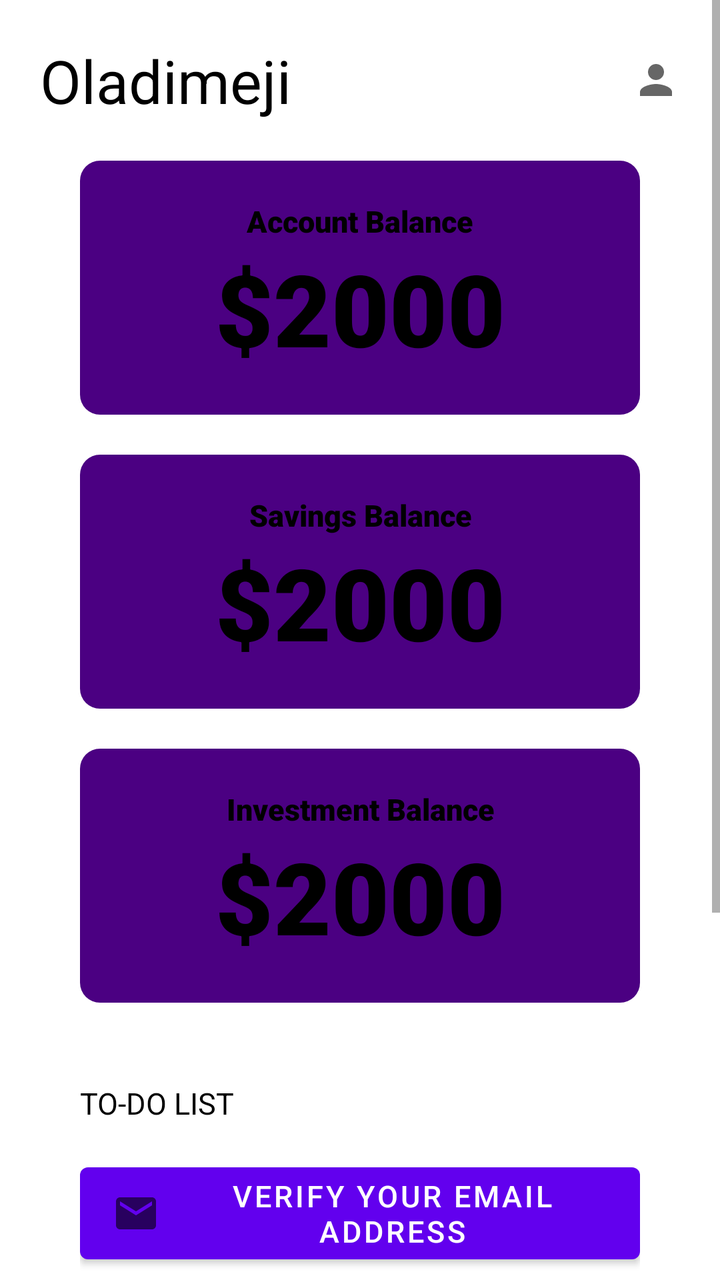
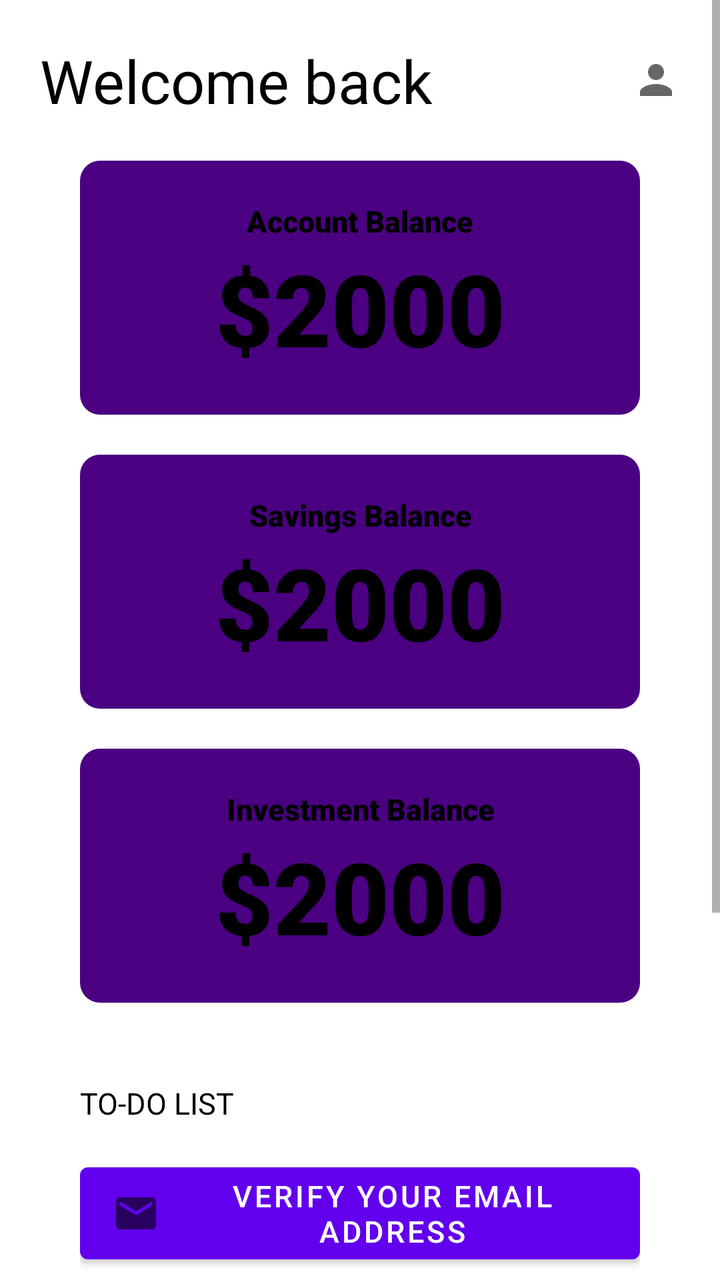

An Android layout rendered at two revisions. The XML below is the earlier revision; the diff shows what the commit changed to produce the second picture.
<!-- AndroidManifest.xml: application theme Theme.Investment -->
<!-- res/layout/fragment_home.xml -->
<?xml version="1.0" encoding="utf-8"?>
<FrameLayout xmlns:android="http://schemas.android.com/apk/res/android"
    xmlns:app="http://schemas.android.com/apk/res-auto"
    xmlns:tools="http://schemas.android.com/tools"
    android:layout_width="match_parent"
    android:layout_height="match_parent"
    tools:context=".fragments.Home">

    <ScrollView
        android:layout_width="match_parent"
        android:layout_height="match_parent">

        <androidx.constraintlayout.widget.ConstraintLayout
            android:layout_width="match_parent"
            android:layout_height="wrap_content"
            android:padding="20dp">

            <TextView
                android:id="@+id/user_name"
                android:layout_width="match_parent"
                android:layout_height="match_parent"
                android:text="Oladimeji"
                android:textSize="30dp"
                app:layout_constraintEnd_toEndOf="parent"
                app:layout_constraintStart_toStartOf="parent"
                app:layout_constraintTop_toTopOf="parent"
                app:drawableEndCompat="@drawable/profile_icon" />

            <androidx.constraintlayout.widget.ConstraintLayout
                android:id="@+id/acct_balance_layout"
                android:layout_width="match_parent"
                android:layout_height="wrap_content"
                android:layout_marginTop="30dp"
                android:layout_margin="20dp"
                android:background="@drawable/rounded_layout"
                app:layout_constraintEnd_toEndOf="parent"
                app:layout_constraintStart_toStartOf="parent"
                app:layout_constraintTop_toBottomOf="@+id/user_name"

                >

                <TextView
                    android:id="@+id/acct"
                    android:layout_width="match_parent"
                    android:layout_height="wrap_content"
                    android:layout_marginTop="20dp"
                    android:textSize="15sp"
                    android:fontFamily="sans-serif-black"
                    android:gravity="center"
                    android:text="Account Balance"
                    app:layout_constraintEnd_toEndOf="parent"
                    app:layout_constraintStart_toStartOf="parent"
                    app:layout_constraintTop_toTopOf="parent" />

                <TextView
                    android:layout_width="match_parent"
                    android:layout_height="wrap_content"
                    android:layout_marginBottom="20dp"
                    android:textSize="50sp"
                    android:fontFamily="sans-serif-black"
                    android:gravity="center"
                    android:text="$2000"
                    app:layout_constraintBottom_toBottomOf="parent"
                    app:layout_constraintEnd_toEndOf="parent"
                    app:layout_constraintStart_toStartOf="parent"
                    app:layout_constraintTop_toBottomOf="@id/acct" />

            </androidx.constraintlayout.widget.ConstraintLayout>
            <androidx.constraintlayout.widget.ConstraintLayout
                android:id="@+id/total_savings_layout"
                android:layout_width="match_parent"
                android:layout_height="wrap_content"
                android:layout_marginTop="10dp"
                android:background="@drawable/rounded_layout"
                android:layout_margin="20dp"
                app:layout_constraintEnd_toEndOf="parent"
                app:layout_constraintStart_toStartOf="parent"
                app:layout_constraintTop_toBottomOf="@+id/acct_balance_layout"

                >

                <TextView
                    android:id="@+id/savings_acct"
                    android:layout_width="match_parent"
                    android:layout_height="wrap_content"
                    android:layout_marginTop="20dp"
                    android:textSize="15sp"
                    android:fontFamily="sans-serif-black"
                    android:gravity="center"
                    android:text="Savings Balance"
                    app:layout_constraintEnd_toEndOf="parent"
                    app:layout_constraintStart_toStartOf="parent"
                    app:layout_constraintTop_toTopOf="parent" />

                <TextView
                    android:layout_width="match_parent"
                    android:layout_height="wrap_content"
                    android:layout_marginBottom="20dp"
                    android:textSize="50sp"
                    android:fontFamily="sans-serif-black"
                    android:gravity="center"
                    android:text="$2000"
                    app:layout_constraintBottom_toBottomOf="parent"
                    app:layout_constraintEnd_toEndOf="parent"
                    app:layout_constraintStart_toStartOf="parent"
                    app:layout_constraintTop_toBottomOf="@id/savings_acct" />

            </androidx.constraintlayout.widget.ConstraintLayout>
            <androidx.constraintlayout.widget.ConstraintLayout
                android:id="@+id/total_investments_layout"
                android:layout_width="match_parent"
                android:layout_height="wrap_content"
                android:layout_marginTop="10dp"
                android:background="@drawable/rounded_layout"
                android:layout_margin="20dp"
                app:layout_constraintEnd_toEndOf="parent"
                app:layout_constraintStart_toStartOf="parent"
                app:layout_constraintTop_toBottomOf="@+id/total_savings_layout"

                >

                <TextView
                    android:id="@+id/investments_acct"
                    android:layout_width="match_parent"
                    android:layout_height="wrap_content"
                    android:layout_marginTop="20dp"
                    android:textSize="15sp"
                    android:fontFamily="sans-serif-black"
                    android:gravity="center"
                    android:text="Investment Balance"
                    app:layout_constraintEnd_toEndOf="parent"
                    app:layout_constraintStart_toStartOf="parent"
                    app:layout_constraintTop_toTopOf="parent" />

                <TextView
                    android:layout_width="match_parent"
                    android:layout_height="wrap_content"
                    android:layout_marginBottom="20dp"
                    android:textSize="50sp"
                    android:fontFamily="sans-serif-black"
                    android:gravity="center"
                    android:text="$2000"
                    app:layout_constraintBottom_toBottomOf="parent"
                    app:layout_constraintEnd_toEndOf="parent"
                    app:layout_constraintStart_toStartOf="parent"
                    app:layout_constraintTop_toBottomOf="@id/investments_acct" />

            </androidx.constraintlayout.widget.ConstraintLayout>

            <androidx.constraintlayout.widget.ConstraintLayout
                android:layout_width="match_parent"
                android:layout_height="wrap_content"
                android:padding="20dp"
                android:layout_marginTop="20dp"
                app:layout_constraintTop_toBottomOf="@id/total_investments_layout"
                app:layout_constraintStart_toStartOf="parent"
                app:layout_constraintEnd_toEndOf="parent">

                <TextView
                    android:id="@+id/todo"
                    android:layout_width="match_parent"
                    android:layout_height="wrap_content"
                    android:text="TO-DO LIST"
                    android:textSize="15sp"
                    app:layout_constraintEnd_toEndOf="parent"
                    app:layout_constraintStart_toStartOf="parent"
                    app:layout_constraintTop_toTopOf="parent" />

                <com.google.android.material.button.MaterialButton
                    android:id="@+id/verify_email"
                    android:layout_width="match_parent"
                    android:layout_height="wrap_content"
                    android:layout_marginTop="16dp"
                    android:drawableLeft="@drawable/email_icon"
                    android:text="Verify your email address"
                    android:textColor="#ffffff"
                    android:gravity="center"
                    android:drawablePadding="5dp"
                    android:textSize="15dp"
                    app:layout_constraintEnd_toEndOf="parent"
                    app:layout_constraintStart_toStartOf="parent"
                    app:layout_constraintTop_toBottomOf="@+id/todo" />

                <com.google.android.material.button.MaterialButton
                    android:id="@+id/verify_bvn"
                    android:layout_width="match_parent"
                    android:layout_height="wrap_content"
                    android:layout_marginTop="16dp"
                    android:drawableLeft="@drawable/profile_icon"
                    android:text="Add your BVN or NIN now!"
                    android:textColor="#ffffff"
                    android:gravity="center"
                    android:drawablePadding="5dp"
                    android:textSize="15dp"
                    app:layout_constraintEnd_toEndOf="parent"
                    app:layout_constraintStart_toStartOf="parent"
                    app:layout_constraintTop_toBottomOf="@+id/verify_email" />


                <com.google.android.material.button.MaterialButton
                    android:id="@+id/add_card"
                    android:layout_width="match_parent"
                    android:layout_height="wrap_content"
                    android:layout_marginTop="16dp"
                    android:drawableLeft="@drawable/profile_icon"
                    android:text="Securely add a valid debit card"
                    android:textColor="#ffffff"
                    android:gravity="center"
                    android:drawablePadding="5dp"
                    android:textSize="15dp"
                    app:layout_constraintEnd_toEndOf="parent"
                    app:layout_constraintStart_toStartOf="parent"
                    app:layout_constraintTop_toBottomOf="@+id/verify_bvn" />

                <com.google.android.material.button.MaterialButton
                    android:id="@+id/link_crypto"
                    android:layout_width="match_parent"
                    android:layout_height="wrap_content"
                    android:layout_marginTop="16dp"
                    android:drawableLeft="@drawable/dollar_icon"
                    android:text="Link account to binance"
                    android:textColor="#ffffff"
                    android:textAlignment="textStart"
                    android:drawablePadding="5dp"
                    android:textSize="15dp"
                    app:layout_constraintEnd_toEndOf="parent"
                    app:layout_constraintStart_toStartOf="parent"
                    app:layout_constraintTop_toBottomOf="@+id/add_card" />

            </androidx.constraintlayout.widget.ConstraintLayout>

        </androidx.constraintlayout.widget.ConstraintLayout>



    </ScrollView>
</FrameLayout>
<!-- resources referenced by this layout -->
<resources>
  <!-- drawable dollar_icon (drawable) -->
  <vector xmlns:android="http://schemas.android.com/apk/res/android"
      android:width="24dp"
      android:height="24dp"
      android:viewportWidth="24"
      android:viewportHeight="24"
      android:tint="?attr/colorControlNormal">
    <path
        android:fillColor="@android:color/white"
        android:pathData="M11.8,10.9c-2.27,-0.59 -3,-1.2 -3,-2.15 0,-1.09 1.01,-1.85 2.7,-1.85 1.78,0 2.44,0.85 2.5,2.1h2.21c-0.07,-1.72 -1.12,-3.3 -3.21,-3.81V3h-3v2.16c-1.94,0.42 -3.5,1.68 -3.5,3.61 0,2.31 1.91,3.46 4.7,4.13 2.5,0.6 3,1.48 3,2.41 0,0.69 -0.49,1.79 -2.7,1.79 -2.06,0 -2.87,-0.92 -2.98,-2.1h-2.2c0.12,2.19 1.76,3.42 3.68,3.83V21h3v-2.15c1.95,-0.37 3.5,-1.5 3.5,-3.55 0,-2.84 -2.43,-3.81 -4.7,-4.4z"/>
  </vector>
  <!-- drawable email_icon (drawable) -->
  <vector xmlns:android="http://schemas.android.com/apk/res/android"
      android:width="24dp"
      android:height="24dp"
      android:viewportWidth="24"
      android:viewportHeight="24"
      android:tint="?attr/colorControlNormal">
    <path
        android:fillColor="@android:color/white"
        android:pathData="M20,4L4,4c-1.1,0 -1.99,0.9 -1.99,2L2,18c0,1.1 0.9,2 2,2h16c1.1,0 2,-0.9 2,-2L22,6c0,-1.1 -0.9,-2 -2,-2zM20,8l-8,5 -8,-5L4,6l8,5 8,-5v2z"/>
  </vector>
  <!-- drawable profile_icon (drawable) -->
  <vector xmlns:android="http://schemas.android.com/apk/res/android"
      android:width="24dp"
      android:height="24dp"
      android:viewportWidth="24"
      android:viewportHeight="24"
      android:tint="?attr/colorControlNormal">
    <path
        android:fillColor="@android:color/white"
        android:pathData="M12,12c2.21,0 4,-1.79 4,-4s-1.79,-4 -4,-4 -4,1.79 -4,4 1.79,4 4,4zM12,14c-2.67,0 -8,1.34 -8,4v2h16v-2c0,-2.66 -5.33,-4 -8,-4z"/>
  </vector>
  <!-- drawable rounded_layout (drawable) -->
  <?xml version="1.0" encoding="UTF-8"?>
  <shape xmlns:android="http://schemas.android.com/apk/res/android">
      <solid android:color="#4B0082"/>
      <corners android:radius="10dp"/>
      <padding android:left="0dp" android:top="0dp" android:right="0dp" android:bottom="0dp" />
  </shape>
  <style name="Theme.Investment" parent="Theme.MaterialComponents.DayNight.NoActionBar">
          
          <item name="colorPrimary">@color/purple_500</item>
          <item name="colorPrimaryVariant">@color/purple_700</item>
          <item name="colorOnPrimary">@color/white</item>
          
          <item name="colorSecondary">@color/teal_200</item>
          <item name="colorSecondaryVariant">@color/teal_700</item>
          <item name="colorOnSecondary">@color/black</item>
          
          <item name="android:statusBarColor" tools:targetApi="l">?attr/colorPrimaryVariant</item>
          
          <item name="android:textColor">@color/black</item>
          <item name="background">@color/black</item>
      </style>
  <color name="purple_500">#FF6200EE</color>
  <color name="purple_700">#FF3700B3</color>
  <color name="white">#FFFFFFFF</color>
  <color name="teal_200">#FF03DAC5</color>
  <color name="teal_700">#FF018786</color>
  <color name="black">#FF000000</color>
</resources>

<!-- the commit's change to res/layout/fragment_home.xml (unified diff, before → after) -->
@@ -19,7 +19,7 @@
                 android:id="@+id/user_name"
                 android:layout_width="match_parent"
                 android:layout_height="match_parent"
-                android:text="Oladimeji"
+                android:text="Welcome back"
                 android:textSize="30dp"
                 app:layout_constraintEnd_toEndOf="parent"
                 app:layout_constraintStart_toStartOf="parent"
